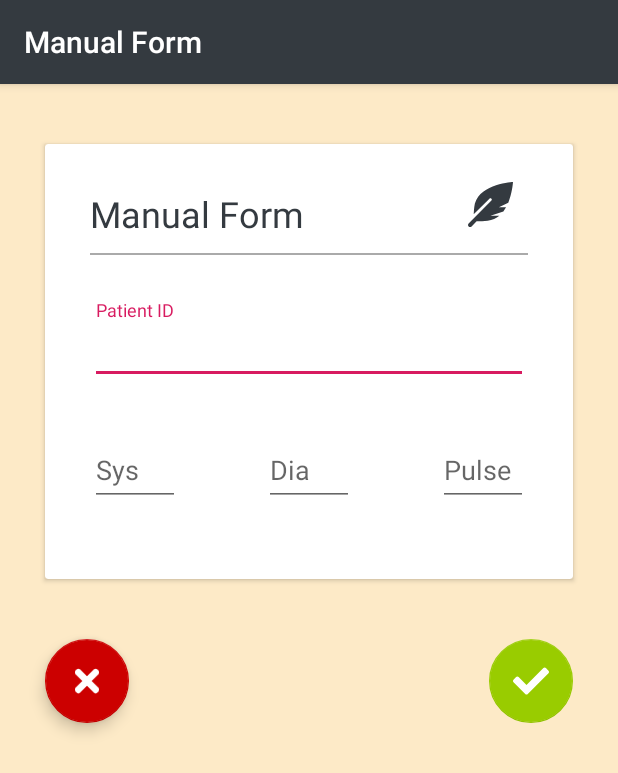
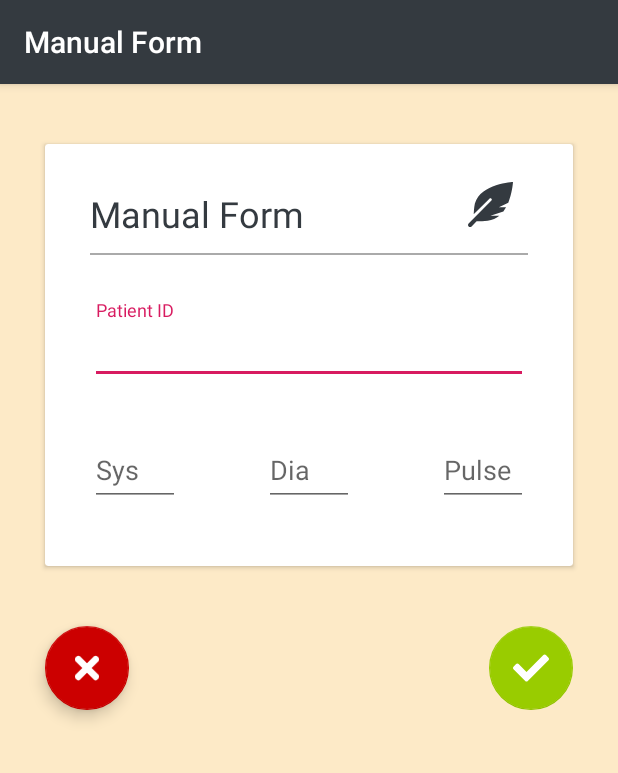
Before and after one commit to chinjanggg/SP_Digito, an Android app: the ManualInputActivity screen opened directly, with no data from a screen before it, on a phone screen of 412 x 824 dp. Shown: the top 773 px of the screen. Run offline under Robolectric (Android 15) with nearby library versions, the phone set to English and light mode, and no system bars.

Commit message:
Update activity_manual_input.xml

```diff
--- a/app/src/main/res/layout/activity_manual_input.xml
+++ b/app/src/main/res/layout/activity_manual_input.xml
@@ -10,7 +10,7 @@
     <androidx.cardview.widget.CardView
         android:id="@+id/cardView"
         android:layout_width="match_parent"
-        android:layout_height="290dp"
+        android:layout_height="wrap_content"
         android:layout_alignParentTop="true"
         android:layout_centerHorizontal="true"
         android:layout_marginStart="20dp"
```
